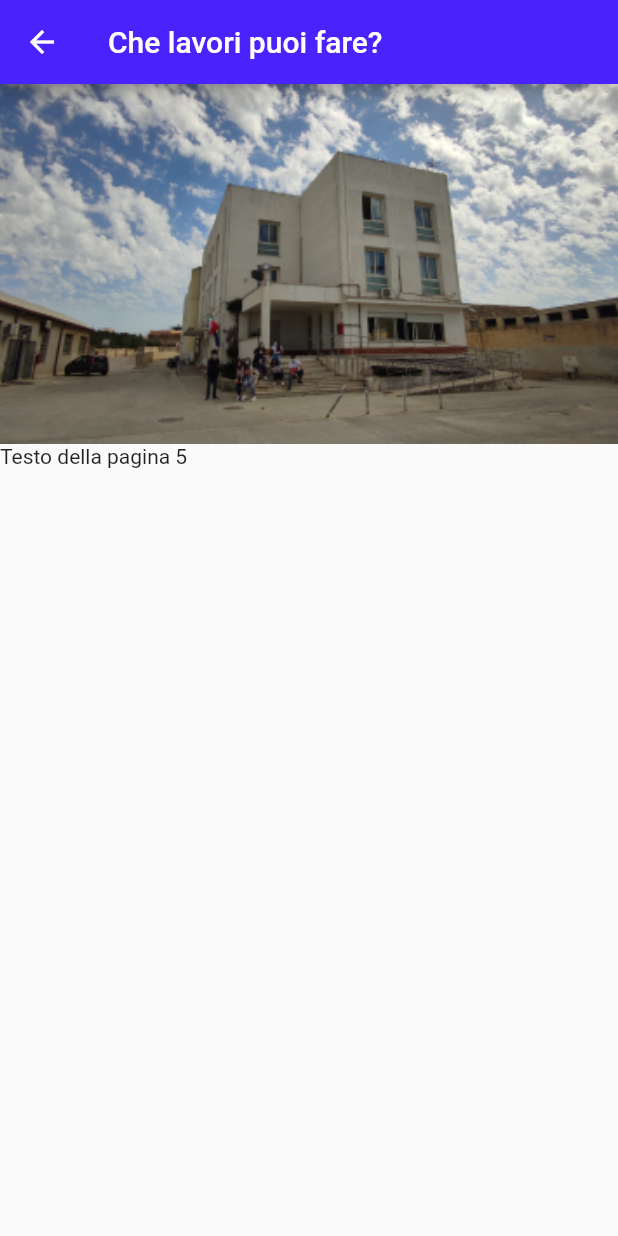
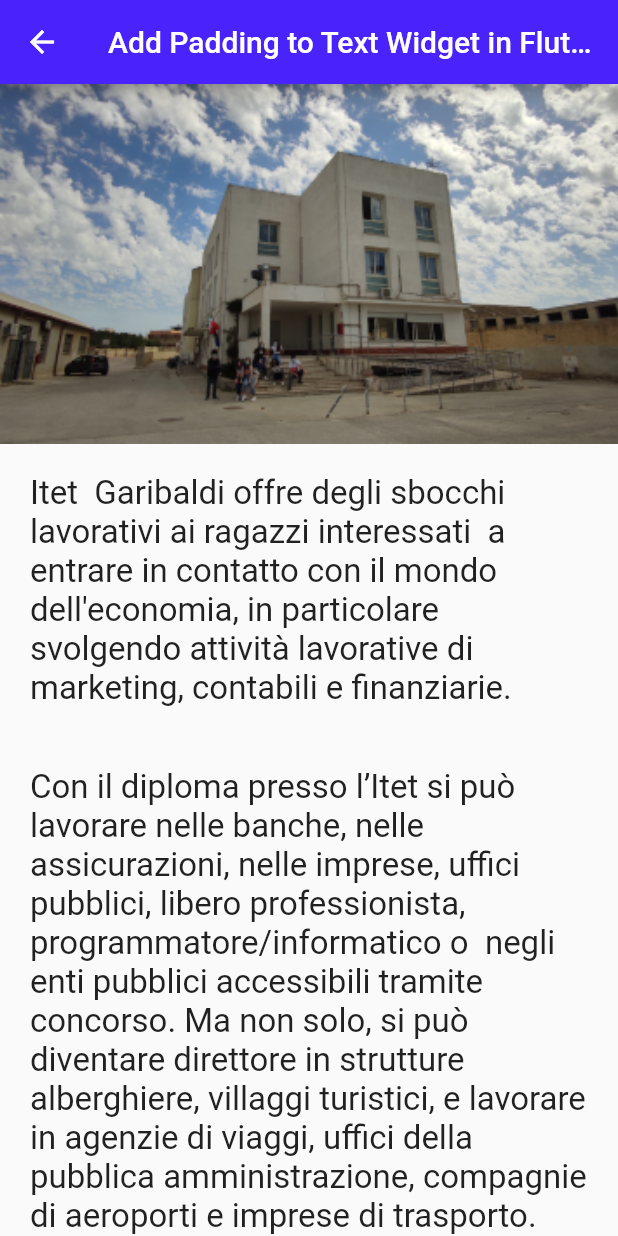
Before and after one commit to enryls/modulomobiledev-ponprogrammazionecreativa-itet, a Flutter app: the screen it shows after launch, in the side drawer, after a tap on "Che lavori puoi fare?", on a phone screen of 412 x 824 dp. Run offline on Flutter 3.47's test engine with Material 2 defaults, Android fonts, the phone set to English and light mode, and no system bars.

Commit message:
Aggiornamento Pag. Lavori_puoi_fare

```diff
--- a/itet_orienta/lib/pagine/che_lavori_puoi_fare.dart
+++ b/itet_orienta/lib/pagine/che_lavori_puoi_fare.dart
@@ -4,15 +4,29 @@ class CheLavoriPuoiFare extends StatelessWidget {
   @override
   Widget build(BuildContext context){
     return Scaffold(
-      appBar: AppBar(
-        title: Text('Che lavori puoi fare?'),
-      ),
-      body: ListView(
-        children: [
-          Image.asset('assets/images/scuola.png', width: 600, height: 240, fit: BoxFit.cover,),
-          Text('Testo della pagina 5'),
-        ],
-      ),
+        appBar: AppBar(
+          title: Text("Add Padding to Text Widget in Flutter"),
+        ),
+        body: Column(
+            children: <Widget>[
+              Image.asset('assets/images/scuola.png',
+                  width: 600,
+                  height: 240,
+                  fit: BoxFit.cover
+              ),
+
+              Center(child:Container(
+                  padding: EdgeInsets.fromLTRB(20, 20, 20, 20),
+                  child: Text("Itet  Garibaldi offre degli sbocchi lavorativi ai ragazzi interessati  a entrare in contatto con il mondo dell'economia, in particolare svolgendo attività lavorative di marketing, contabili e finanziarie.",
+                      style: TextStyle(fontSize: 22)))),
+
+              Padding(
+                  padding: EdgeInsets.fromLTRB(20, 20, 20, 20),
+                  child: Text('Con il diploma presso l’Itet si può lavorare nelle banche, nelle assicurazioni, nelle imprese, uffici pubblici, libero professionista, programmatore/informatico o  negli enti pubblici accessibili tramite concorso. Ma non solo, si può diventare direttore in strutture alberghiere, villaggi turistici, e lavorare in agenzie di viaggi, uffici della pubblica amministrazione, compagnie di aeroporti e imprese di trasporto.',
+                      style: TextStyle(fontSize: 22))),
+
+            ]
+        )
     );
   }
 }
```
